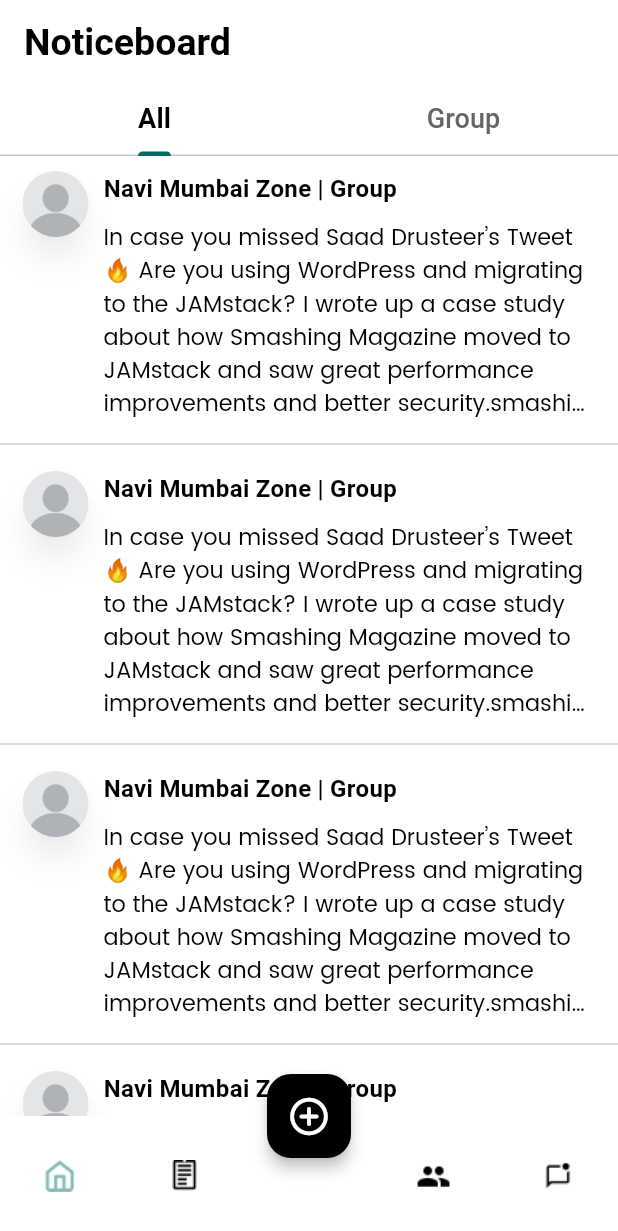
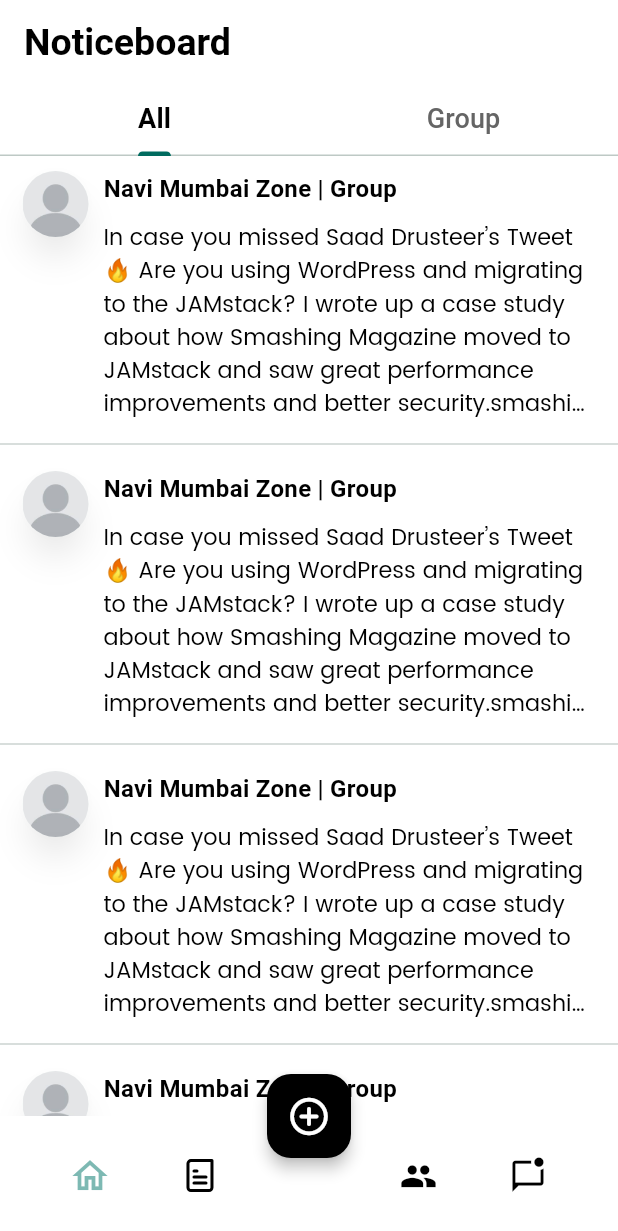
Before and after one commit to pratikrane1/ahar_social_app, a Flutter app: the HomeScreen screen opened directly, swiped to page 2, on a phone screen of 412 x 824 dp. Shown: the top 1231 px of the screen. Run offline on Flutter 3.47's test engine with Material 2 defaults, Android fonts, the phone set to English and light mode, and no system bars; our stand-ins replace bubble, cached_network_image, cloud_firestore, dartz, dotted_line, dropdown_button2 and 21 more; missing offline and left inert: cloud_firestore_web, firebase_auth_web, firebase_core_web, firebase_storage_web, image_picker_for_web, shared_preferences_web; accounts and stored records are empty; Roboto replaces fonts that are missing (Poppins-Bold).

Commit message:
UI Changes

```diff
--- a/lib/screen/home/screens/home_screen.dart
+++ b/lib/screen/home/screens/home_screen.dart
@@ -2,6 +2,7 @@ import 'dart:ui';
 
 import 'package:firebase_auth/firebase_auth.dart';
 import 'package:flutter/material.dart';
+import 'package:flutter_svg/flutter_svg.dart';
 import 'package:font_awesome_flutter/font_awesome_flutter.dart';
 import 'package:socialrecipe/providers/dynamic_link.dart';
 import 'package:socialrecipe/screen/chat/screens/contacts_list_screen.dart';
@@ -135,17 +136,23 @@ class _HomeScreenState extends State<HomeScreen> {
                         elevation: 5,
                         notchMargin: 10,
                         clipBehavior: Clip.antiAlias,
+                        child: Container(
+                          height: 70,
+                          child: Padding(
+                            padding: const EdgeInsets.only(left: 20.0,right: 20.0),
                             child: Row(
                               mainAxisSize: MainAxisSize.max,
                               mainAxisAlignment: MainAxisAlignment.spaceBetween,
                               children: <Widget>[
                                 IconButton(
-                              icon: ImageIcon(AssetImage('assets/home_icon.png')),
+                                  // icon: ImageIcon(AssetImage('assets/home_icon.png')),
+                                  icon: Icon(Icons.home_outlined,size: 28,),
                                   onPressed: () {_setPage(0);_pageIndex == 0;},
                                   color: _pageIndex == 0 ? ThemeColors.selectedIconColor : ThemeColors.blackColor,
                                 ),
                                 IconButton(
-                              icon:ImageIcon(AssetImage('assets/noticeboard.png')),
+                                  // icon:ImageIcon(AssetImage('assets/noticeboard.png'),size: 25,),
+                                  icon:SvgPicture.asset('assets/noticeboard.svg', color: _pageIndex == 1 ? ThemeColors.selectedIconColor : ThemeColors.blackColor,),
                                   onPressed: () {_setPage(1);_pageIndex == 1;},
                                   color: _pageIndex == 1 ? ThemeColors.selectedIconColor : ThemeColors.blackColor,
 
@@ -155,19 +162,23 @@ class _HomeScreenState extends State<HomeScreen> {
                                   onPressed: () {},
                                 ),
                                 IconButton(
-                              icon: ImageIcon(AssetImage('assets/person.png')),
+                                  // icon: ImageIcon(AssetImage('assets/person.png')),
+                                  icon: Icon(Icons.group,size: 25,),
                                   onPressed: () {_setPage(3);_pageIndex==3;},
                                   color: _pageIndex == 3 ? ThemeColors.selectedIconColor : ThemeColors.blackColor,
 
                                 ),
 
                                 IconButton(
-                              icon: ImageIcon(AssetImage('assets/chat.png')),
+                                  // icon: ImageIcon(AssetImage('assets/chat.png')),
+                                  icon: Icon(Icons.mark_chat_unread_outlined,size: 25,),
                                   onPressed: () {_setPage(4);_pageIndex==4;},
                                   color: _pageIndex == 4 ? ThemeColors.selectedIconColor : ThemeColors.blackColor,
 
                                 )
                               ],
+                            ),
+                          ),
                         ),
                       ),
                     ),
--- a/lib/screen/profile/widgets/profile_info_container.dart
+++ b/lib/screen/profile/widgets/profile_info_container.dart
@@ -5,6 +5,7 @@ import 'package:flutter/material.dart';
 import 'package:get/get.dart';
 import 'package:socialrecipe/providers/auth_provider.dart';
 import 'package:socialrecipe/screen/chat/screens/contacts_list_screen.dart';
+import 'package:socialrecipe/screen/group/group_listing_screen.dart';
 import 'package:socialrecipe/utils/app_pages.dart';
 import 'package:socialrecipe/utils/constants.dart';
 import 'package:socialrecipe/src/models/user_model.dart';
@@ -409,7 +410,7 @@ class _ProfileInfoContainerState extends State<ProfileInfoContainer> {
                                   //   AppPages.followersPath,
                                   //   arguments: widget.user,
                                   // );
-                                  Navigator.push(context, MaterialPageRoute(builder: (context)=>ContactsListScreen()));
+                                  Navigator.push(context, MaterialPageRoute(builder: (context)=>GroupListScreen()));
                                   setState(() {
                                     _isPostTab = true;
                                   });
--- a/pubspec.yaml
+++ b/pubspec.yaml
@@ -76,6 +76,7 @@ dependencies:
 
 
 
+
 dev_dependencies:
   flutter_test:
     sdk: flutter
```
Also changed, not shown: lib/screen/chat/screens/contacts_list_screen.dart (+5 -2 lines), lib/screen/group/group_listing_screen.dart (+44 -37 lines), lib/screen/group/widget/group_member_widget.dart (+39 -34 lines), assets/Group 11.svg (added), assets/noticeboard.png (deleted), assets/noticeboard.svg (added), 5 other files. Lines whose indentation alone changed are shown as unchanged.
